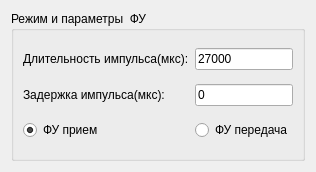
This is PPB_GUI_Sandbox/fuwidget.ui in Anatolichka2202/PPB_Project as Qt 5 draws it before an edit. The edited form follows.
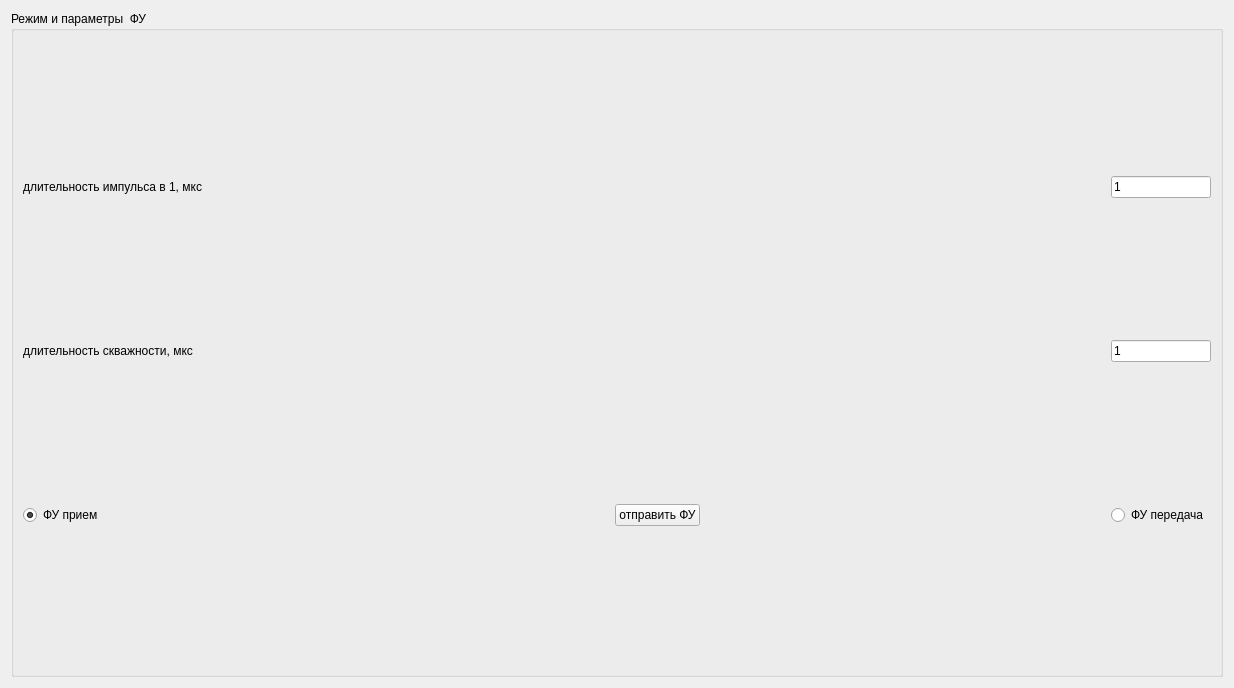
This is the edited form.

Patch:
```diff
--- a/PPB_GUI_Sandbox/fuwidget.ui
+++ b/PPB_GUI_Sandbox/fuwidget.ui
@@ -6,8 +6,8 @@
    <rect>
     <x>0</x>
     <y>0</y>
-    <width>309</width>
-    <height>168</height>
+    <width>1234</width>
+    <height>688</height>
    </rect>
   </property>
   <property name="windowTitle">
@@ -26,7 +26,7 @@
       <string>Режим и параметры  ФУ</string>
      </property>
      <layout class="QGridLayout" name="gridLayout_6">
-      <item row="0" column="1">
+      <item row="0" column="4">
        <widget class="QLineEdit" name="lineEditPulseDuration">
         <property name="maximumSize">
          <size>
@@ -35,21 +35,54 @@
          </size>
         </property>
         <property name="text">
-         <string>27000</string>
+         <string>1</string>
         </property>
        </widget>
       </item>
       <item row="2" column="1">
-       <widget class="QRadioButton" name="radioButtonFUTransmit">
-        <property name="text">
-         <string>ФУ передача</string>
+       <spacer name="horizontalSpacer">
+        <property name="orientation">
+         <enum>Qt::Orientation::Horizontal</enum>
         </property>
-       </widget>
+        <property name="sizeHint" stdset="0">
+         <size>
+          <width>40</width>
+          <height>20</height>
+         </size>
+        </property>
+       </spacer>
       </item>
       <item row="0" column="0">
        <widget class="QLabel" name="label_impulse">
         <property name="text">
-         <string>Длительность импульса(мкс):</string>
+         <string>длительность импульса в 1, мкс</string>
+        </property>
+       </widget>
+      </item>
+      <item row="1" column="0">
+       <widget class="QLabel" name="label_PulseDelay">
+        <property name="text">
+         <string>длительность скважности, мкс</string>
+        </property>
+       </widget>
+      </item>
+      <item row="1" column="4">
+       <widget class="QLineEdit" name="lineEditPulseDelay">
+        <property name="maximumSize">
+         <size>
+          <width>100</width>
+          <height>16777215</height>
+         </size>
+        </property>
+        <property name="text">
+         <string>1</string>
+        </property>
+       </widget>
+      </item>
+      <item row="2" column="4">
+       <widget class="QRadioButton" name="radioButtonFUTransmit">
+        <property name="text">
+         <string>ФУ передача</string>
         </property>
        </widget>
       </item>
@@ -63,25 +96,25 @@
         </property>
        </widget>
       </item>
-      <item row="1" column="0">
-       <widget class="QLabel" name="label_PulseDelay">
+      <item row="2" column="2">
+       <widget class="QPushButton" name="fuBtnSent">
         <property name="text">
-         <string>Задержка импульса(мкс):</string>
+         <string>отправить ФУ</string>
         </property>
        </widget>
       </item>
-      <item row="1" column="1">
-       <widget class="QLineEdit" name="lineEditPulseDelay">
-        <property name="maximumSize">
+      <item row="2" column="3">
+       <spacer name="horizontalSpacer_2">
+        <property name="orientation">
+         <enum>Qt::Orientation::Horizontal</enum>
+        </property>
+        <property name="sizeHint" stdset="0">
          <size>
-          <width>100</width>
-          <height>16777215</height>
+          <width>40</width>
+          <height>20</height>
          </size>
         </property>
-        <property name="text">
-         <string>0</string>
-        </property>
-       </widget>
+       </spacer>
       </item>
      </layout>
     </widget>
```
